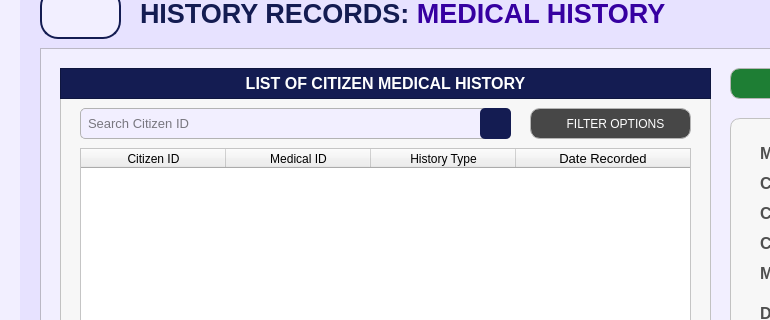
Qt form Resources/UIs/MainPages/HistoryRecordPages/medical_history.ui (Yohhannn/Barangay-Records-Statistics-System) before a commit; both pictures show x 0 to 770 and y 82 to 402 of the 1350 by 850 pixel window.
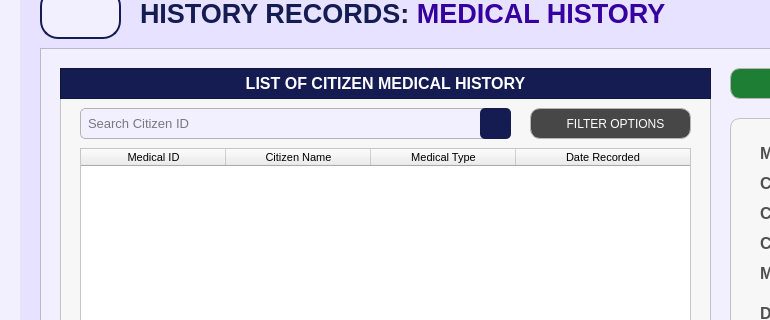
The same form after that commit. Icons and pictures are not drawn.

Patch:
```diff
--- a/Resources/UIs/MainPages/HistoryRecordPages/medical_history.ui
+++ b/Resources/UIs/MainPages/HistoryRecordPages/medical_history.ui
@@ -397,23 +397,6 @@
       <attribute name="verticalHeaderCascadingSectionResizes">
        <bool>false</bool>
       </attribute>
-      <column>
-       <property name="text">
-        <string>Citizen ID</string>
-       </property>
-       <property name="font">
-        <font>
-         <family>Arial</family>
-        </font>
-       </property>
-       <property name="background">
-        <color>
-         <red>59</red>
-         <green>57</green>
-         <blue>100</blue>
-        </color>
-       </property>
-      </column>
       <column>
        <property name="text">
         <string>Medical ID</string>
@@ -421,6 +404,7 @@
        <property name="font">
         <font>
          <family>Arial</family>
+         <pointsize>8</pointsize>
         </font>
        </property>
        <property name="background">
@@ -433,11 +417,30 @@
       </column>
       <column>
        <property name="text">
-        <string>History Type</string>
+        <string>Citizen Name</string>
        </property>
        <property name="font">
         <font>
          <family>Arial</family>
+         <pointsize>8</pointsize>
+        </font>
+       </property>
+       <property name="background">
+        <color>
+         <red>59</red>
+         <green>57</green>
+         <blue>100</blue>
+        </color>
+       </property>
+      </column>
+      <column>
+       <property name="text">
+        <string>Medical Type</string>
+       </property>
+       <property name="font">
+        <font>
+         <family>Arial</family>
+         <pointsize>8</pointsize>
         </font>
        </property>
        <property name="background">
@@ -455,7 +458,7 @@
        <property name="font">
         <font>
          <family>Arial</family>
-         <pointsize>10</pointsize>
+         <pointsize>8</pointsize>
         </font>
        </property>
        <property name="background">
```
